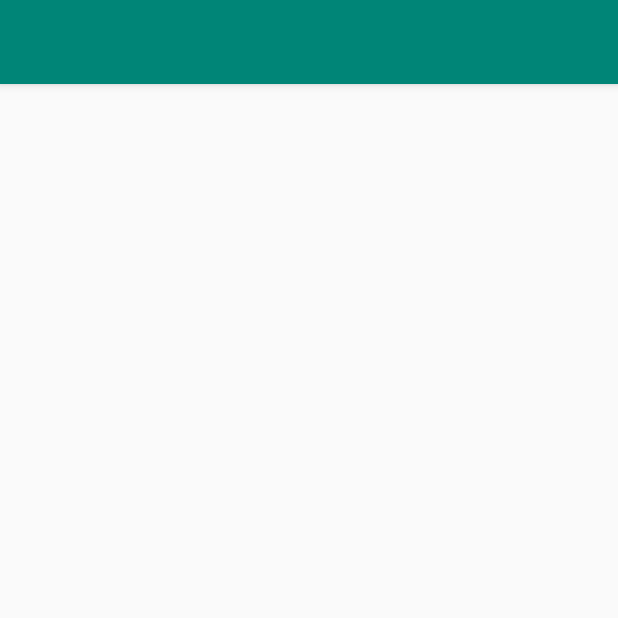
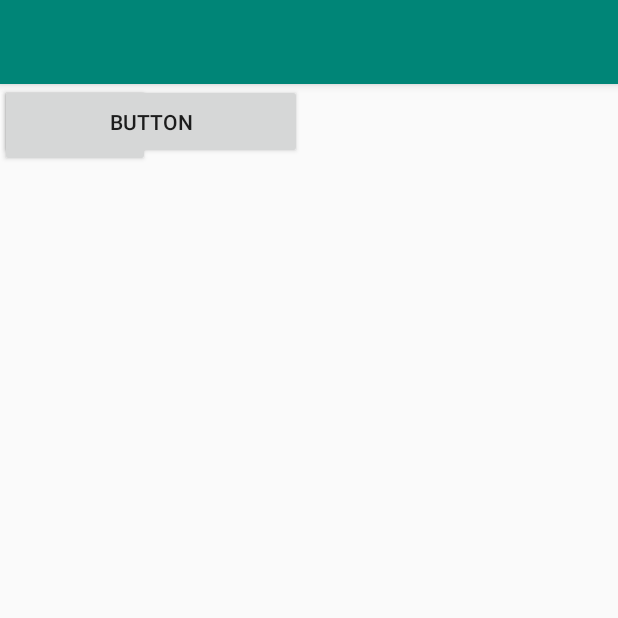
Before and after one commit to Hafiz-Waleed-Hussain/Constrait-Layout2.0, an Android app: the BarrierActivity screen opened directly, with no data from a screen before it, on a phone screen of 412 x 824 dp, the top half of it. Run offline under Robolectric (Android 15) with nearby library versions, the phone set to English and light mode, and no system bars.

Commit message:
Barrier API - First Scenario complete

```diff
--- a/app/src/main/AndroidManifest.xml
+++ b/app/src/main/AndroidManifest.xml
@@ -9,7 +9,8 @@
             android:roundIcon="@mipmap/ic_launcher_round"
             android:supportsRtl="true"
             android:theme="@style/AppTheme">
-        <activity android:name=".barrier.BarrierActivity"></activity>
+        <activity android:name=".barrier.BarrierScenarioOne"></activity>
+        <activity android:name=".barrier.BarrierActivity" />
         <activity android:name=".MainActivity">
             <intent-filter>
                 <action android:name="android.intent.action.MAIN" />
--- a/app/src/main/res/layout/activity_barrier.xml
+++ b/app/src/main/res/layout/activity_barrier.xml
@@ -6,4 +6,27 @@
 	android:layout_height="match_parent"
 	tools:context=".barrier.BarrierActivity">
 
+	<Button
+		android:id="@+id/button"
+		android:layout_width="100dp"
+		android:layout_height="55dp"
+		android:text="Button"
+		tools:layout_editor_absoluteX="127dp"
+		tools:layout_editor_absoluteY="94dp" />
+
+	<Button
+		android:id="@+id/button2"
+		android:layout_width="201dp"
+		android:layout_height="50dp"
+		android:text="Button"
+		tools:layout_editor_absoluteX="176dp"
+		tools:layout_editor_absoluteY="161dp" />
+
+	<androidx.constraintlayout.widget.Barrier
+		android:layout_width="wrap_content"
+		android:layout_height="wrap_content"
+		app:barrierDirection="left"
+		app:constraint_referenced_ids="button,button2" />
+
+
 </androidx.constraintlayout.widget.ConstraintLayout>
```
Also changed, not shown: app/src/main/java/com/example/constraintlayout20/barrier/BarrierScenarioOne.kt (added, +13 -0 lines), app/src/main/res/layout/activity_barrier_scenario_one.xml (added, +60 -0 lines).
